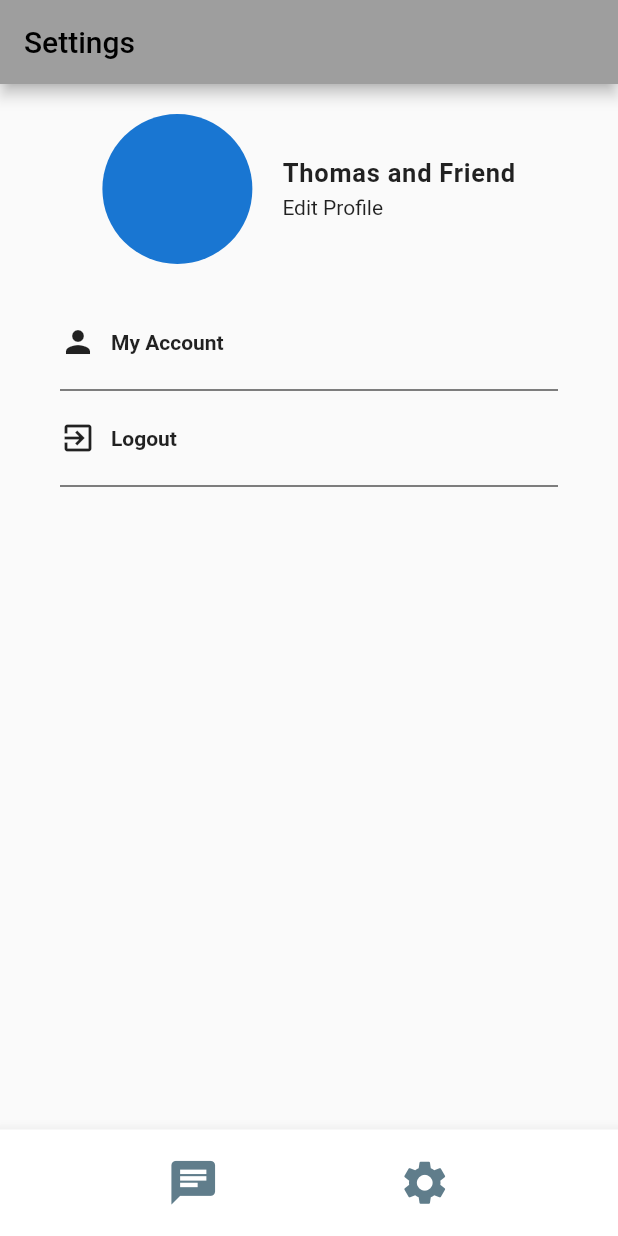
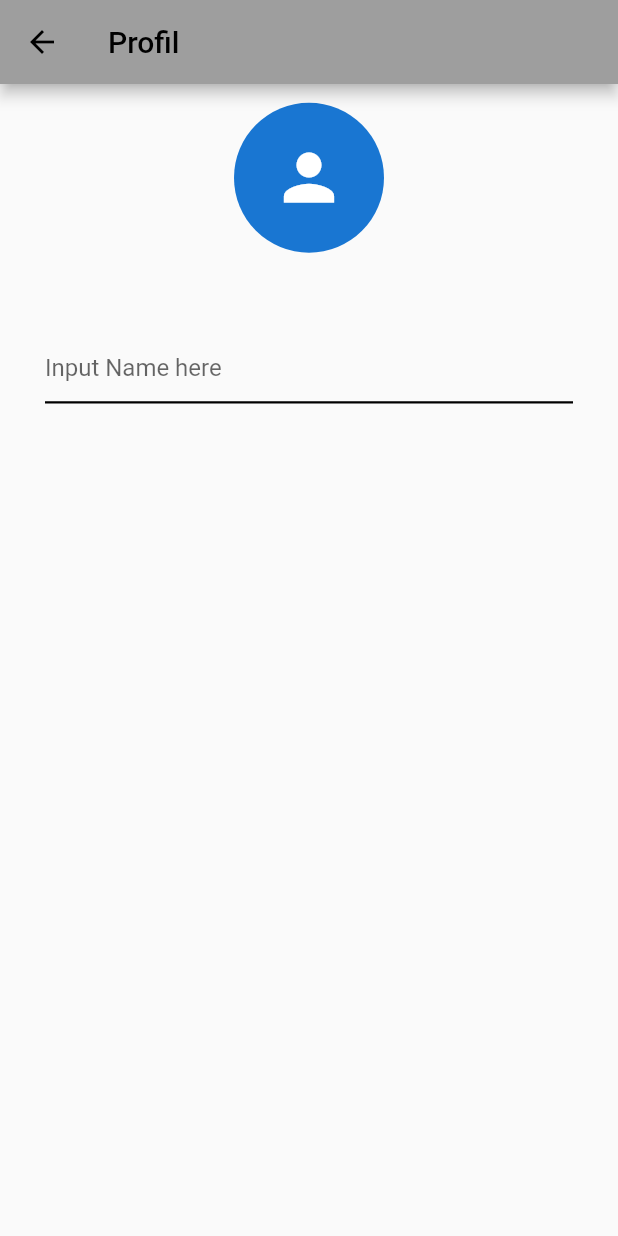
Before and after one commit to khamimtw/aplikasi_chat, a Flutter app: the SettingScreen screen opened by its route, after a tap on the "settings" icon, on a phone screen of 412 x 824 dp. Run offline on Flutter 3.47's test engine with Material 2 defaults, Android fonts, the phone set to English and light mode, and no system bars; missing offline and left inert: dart:js; Roboto replaces fonts that are missing (Proxima Nova).

Commit message:
new chat and profile

```diff
--- a/lib/routes.dart
+++ b/lib/routes.dart
@@ -1,3 +1,5 @@
+import 'dart:js';
+
 import 'package:aplikasi_chat/screens/account/account_screen.dart';
 import 'package:aplikasi_chat/screens/add_friend/add_friend_screen.dart';
 import 'package:aplikasi_chat/screens/change_password/change_password_screen.dart';
@@ -8,6 +10,8 @@ import 'package:aplikasi_chat/screens/register/register_screen.dart';
 import 'package:aplikasi_chat/screens/reset_password/reset_password_screen.dart';
 import 'package:aplikasi_chat/screens/setting/setting_screen.dart';
 import 'package:aplikasi_chat/screens/splash/splash_screen.dart';
+import 'package:aplikasi_chat/screens/profile/profile_screen.dart';
+import 'package:aplikasi_chat/screens/chat/chat_screen.dart';
 import 'package:flutter/material.dart';
 
 final Map<String, WidgetBuilder> routes = {
@@ -21,4 +25,6 @@ final Map<String, WidgetBuilder> routes = {
   ChangePasswordScreen.routeName: (context) => ChangePasswordScreen(),
   ChangeUsernameScreen.routeName: (context) => ChangeUsernameScreen(),
   SettingScreen.routeName: (context) => SettingScreen(),
+  ProfilePage.routeName: (context) => ProfilePage(),
+  ChatsPage.routeName: (context) => ChatsPage()
 };
--- a/lib/screens/home/home_screen.dart
+++ b/lib/screens/home/home_screen.dart
@@ -41,7 +41,9 @@ class _HomeScreenState extends State<HomeScreen> {
                       size: 45,
                     ),
                     padding: EdgeInsets.only(right: 40),
-                    onPressed: () {},
+                    onPressed: () {
+                      Navigator.pushReplacementNamed(context, '/chats');
+                    },
                   )
                 ],
               ),
--- /dev/null
+++ b/lib/screens/profile/profile_screen.dart
@@ -0,0 +1,60 @@
+import 'package:flutter/material.dart';
+
+class ProfilePage extends StatelessWidget {
+  static final String routeName = '/profile';
+  @override
+  Widget build(BuildContext context) {
+    return Scaffold(
+      appBar: AppBar(
+        iconTheme: IconThemeData(color: Colors.black),
+        title: Text(
+          'Profil',
+          style: TextStyle(color: Colors.black),
+        ),
+        backgroundColor: Colors.grey,
+      ),
+      body: SafeArea(
+        child: Column(
+          children: <Widget>[
+            Center(
+              heightFactor: 1.25,
+              child: CircleAvatar(
+                radius: 50,
+                child: Icon(
+                  Icons.person,
+                  size: 50,
+                ),
+              ),
+            ),
+            SizedBox(
+              height: 40,
+            ),
+            Padding(
+              padding: EdgeInsets.symmetric(horizontal: 30),
+              child: TextField(
+                decoration: InputDecoration(
+                  border: InputBorder.none,
+                  hintText: 'Input Name here',
+                ),
+              ),
+            ),
+            Divider(
+              height: 0,
+              indent: 30,
+              endIndent: 30,
+              color: Colors.black,
+              thickness: 1.5,
+            ),
+            Spacer(),
+            Align(
+              alignment: Alignment.bottomRight,
+              child: Padding(
+                padding: EdgeInsets.only(bottom: 20),
+              ),
+            )
+          ],
+        ),
+      ),
+    );
+  }
+}
--- a/lib/screens/setting/setting_screen.dart
+++ b/lib/screens/setting/setting_screen.dart
@@ -118,7 +118,9 @@ class _SettingScreenState extends State<SettingScreen> {
                 icon: Icon(Icons.settings),
                 iconSize: 35,
                 color: Colors.blueGrey,
-                onPressed: () {},
+                onPressed: () {
+                  Navigator.pushReplacementNamed(context, '/profile');
+                },
               ),
             ],
           ),
```
Also changed, not shown: lib/screens/chat/chat_screen.dart (added, +62 -0 lines), pubspec.lock.
